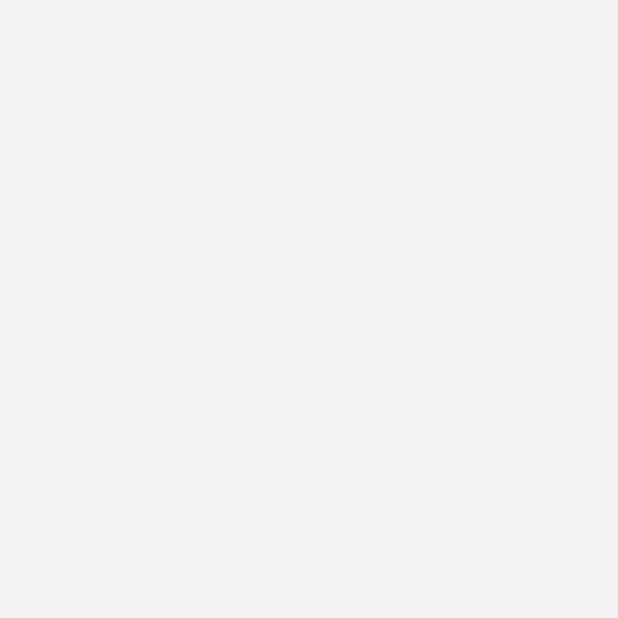
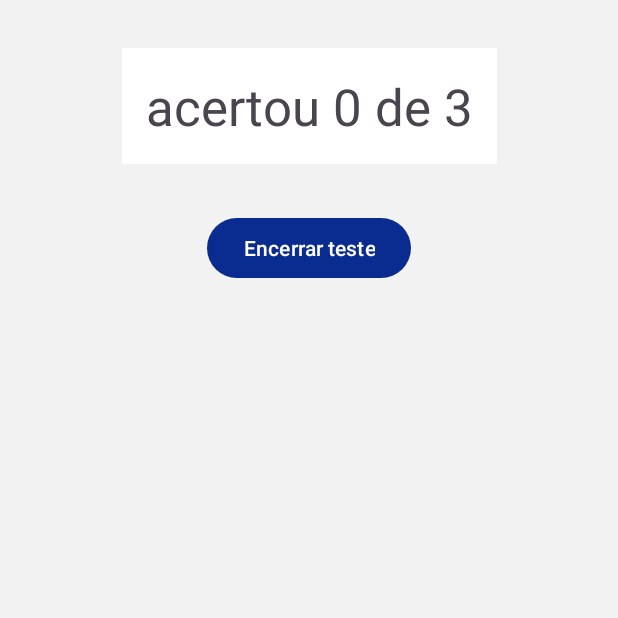
Before and after one commit to alxmart/Quiz-App, an Android app: the ResultadoActivity screen opened directly, with no data from a screen before it, on a phone screen of 412 x 824 dp, the top half of it. Before the commit the part shown is empty. Run offline under Robolectric (Android 15) with nearby library versions, the phone set to English and light mode, and no system bars.

Commit message:
Added layout for ResultadoActivity

```diff
--- a/app/src/main/res/layout/activity_resultado.xml
+++ b/app/src/main/res/layout/activity_resultado.xml
@@ -6,4 +6,28 @@
     android:layout_height="match_parent"
     tools:context=".ResultadoActivity">
 
+    <TextView
+        android:id="@+id/text_resultado_final"
+        android:layout_width="wrap_content"
+        android:layout_height="wrap_content"
+        android:layout_marginTop="32dp"
+        android:background="@color/branco"
+        android:padding="16dp"
+        android:text="acertou 0 de 3"
+        android:textSize="34sp"
+        app:layout_constraintEnd_toEndOf="parent"
+        app:layout_constraintHorizontal_bias="0.5"
+        app:layout_constraintStart_toStartOf="parent"
+        app:layout_constraintTop_toTopOf="parent" />
+
+    <Button
+        android:id="@+id/btn_encerrar"
+        android:layout_width="wrap_content"
+        android:layout_height="wrap_content"
+        android:layout_marginTop="32dp"
+        android:text="Encerrar teste"
+        app:layout_constraintEnd_toEndOf="parent"
+        app:layout_constraintHorizontal_bias="0.5"
+        app:layout_constraintStart_toStartOf="parent"
+        app:layout_constraintTop_toBottomOf="@+id/text_resultado_final" />
 </androidx.constraintlayout.widget.ConstraintLayout>
```
